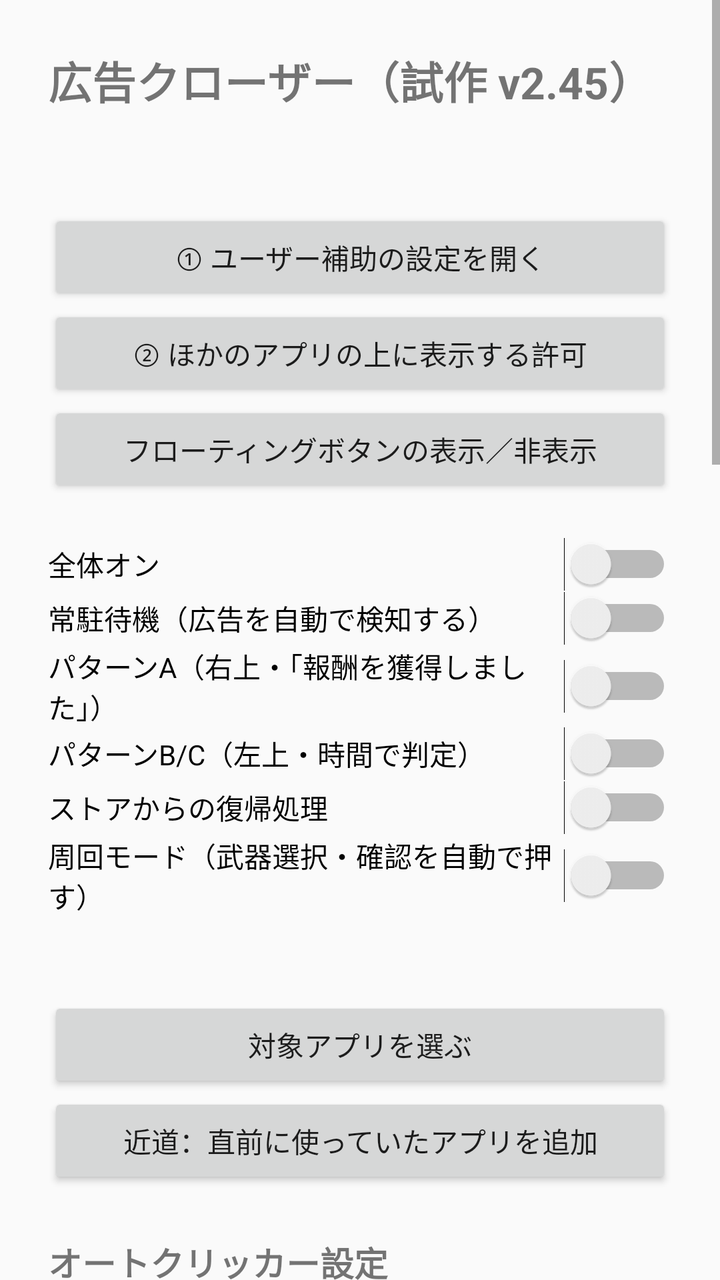
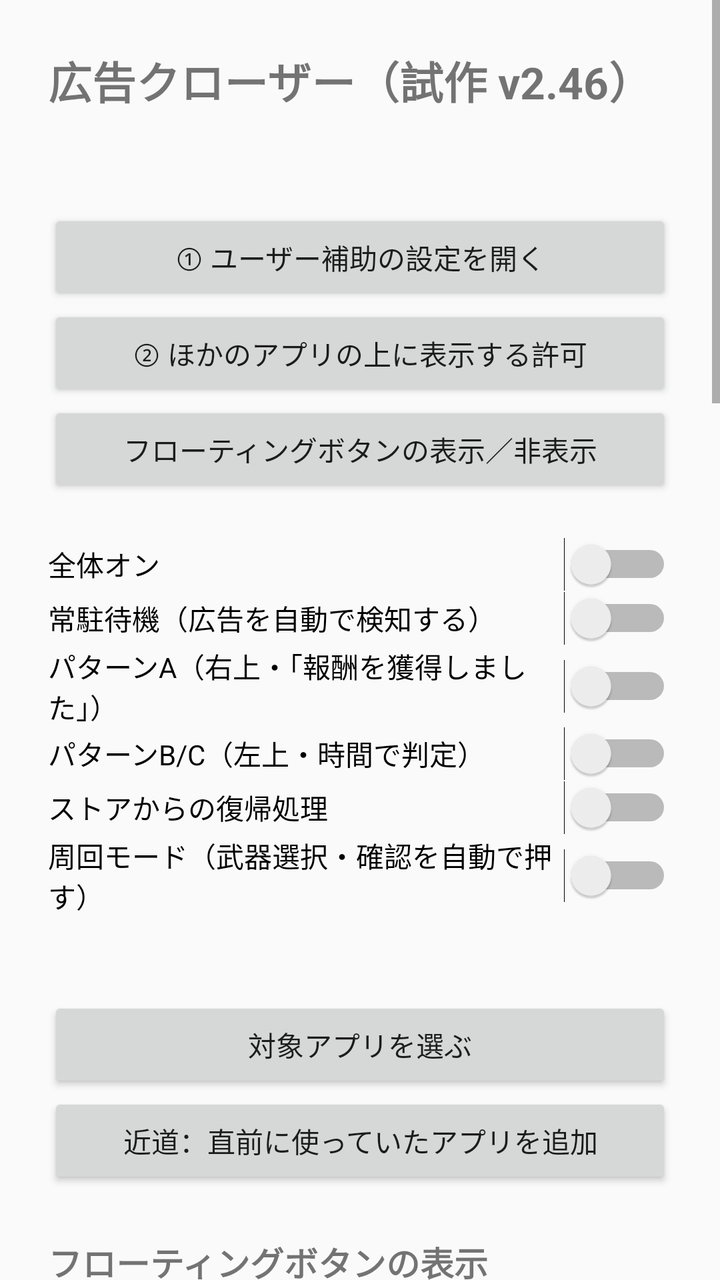

Before-and-after screenshots of an Android layout around one commit, followed by the original layout XML and the change that was made.
<!-- AndroidManifest.xml: application theme android:Theme.Material.Light -->
<!-- res/layout/activity_main.xml -->
<?xml version="1.0" encoding="utf-8"?>
<ScrollView xmlns:android="http://schemas.android.com/apk/res/android"
    android:layout_width="match_parent"
    android:layout_height="match_parent">

    <LinearLayout
        android:layout_width="match_parent"
        android:layout_height="wrap_content"
        android:orientation="vertical"
        android:padding="24dp">

        <TextView
            android:layout_width="wrap_content"
            android:layout_height="wrap_content"
            android:text="広告クローザー（試作 v2.45）"
            android:textSize="22sp"
            android:textStyle="bold" />

        <TextView
            android:id="@+id/statusText"
            android:layout_width="match_parent"
            android:layout_height="wrap_content"
            android:layout_marginTop="12dp"
            android:textSize="15sp" />

        <Button
            android:id="@+id/btnAccessibility"
            android:layout_width="match_parent"
            android:layout_height="wrap_content"
            android:layout_marginTop="16dp"
            android:text="① ユーザー補助の設定を開く" />

        <Button
            android:id="@+id/btnOverlayPerm"
            android:layout_width="match_parent"
            android:layout_height="wrap_content"
            android:text="② ほかのアプリの上に表示する許可" />

        <Button
            android:id="@+id/btnOverlayToggle"
            android:layout_width="match_parent"
            android:layout_height="wrap_content"
            android:text="フローティングボタンの表示／非表示" />

        <Switch
            android:id="@+id/swMaster"
            android:layout_width="match_parent"
            android:layout_height="wrap_content"
            android:layout_marginTop="20dp"
            android:text="全体オン" />

        <Switch
            android:id="@+id/swResident"
            android:layout_width="match_parent"
            android:layout_height="wrap_content"
            android:text="常駐待機（広告を自動で検知する）" />

        <Switch
            android:id="@+id/swPatternA"
            android:layout_width="match_parent"
            android:layout_height="wrap_content"
            android:text="パターンA（右上・「報酬を獲得しました」）" />

        <Switch
            android:id="@+id/swPatternB"
            android:layout_width="match_parent"
            android:layout_height="wrap_content"
            android:text="パターンB/C（左上・時間で判定）" />

        <Switch
            android:id="@+id/swStore"
            android:layout_width="match_parent"
            android:layout_height="wrap_content"
            android:text="ストアからの復帰処理" />

        <Switch
            android:id="@+id/swFarm"
            android:layout_width="match_parent"
            android:layout_height="wrap_content"
            android:text="周回モード（武器選択・確認を自動で押す）" />

        <TextView
            android:id="@+id/targetsText"
            android:layout_width="match_parent"
            android:layout_height="wrap_content"
            android:layout_marginTop="20dp"
            android:textSize="15sp" />

        <Button
            android:id="@+id/btnPickTargets"
            android:layout_width="match_parent"
            android:layout_height="wrap_content"
            android:text="対象アプリを選ぶ" />

        <Button
            android:id="@+id/btnAddLast"
            android:layout_width="match_parent"
            android:layout_height="wrap_content"
            android:text="近道：直前に使っていたアプリを追加" />

        <TextView
            android:layout_width="wrap_content"
            android:layout_height="wrap_content"
            android:layout_marginTop="24dp"
            android:text="オートクリッカー設定"
            android:textSize="17sp"
            android:textStyle="bold" />

        <TextView
            android:layout_width="match_parent"
            android:layout_height="wrap_content"
            android:textSize="14sp"
            android:text="マト（連打する場所）はフローティングボタンの「連打の場所指定」から出してドラッグで合わせます。位置は保存されます。連打中はマトがタップを邪魔しないよう自動で素通り状態になります。" />

        <Switch
            android:id="@+id/swClickerMode"
            android:layout_width="match_parent"
            android:layout_height="wrap_content"
            android:layout_marginTop="8dp"
            android:text="指定方法：回/秒で指定（オフにすると間隔msで指定）" />

        <TextView
            android:id="@+id/clickerLabel"
            android:layout_width="match_parent"
            android:layout_height="wrap_content"
            android:layout_marginTop="8dp"
            android:textSize="15sp" />

        <SeekBar
            android:id="@+id/seekClicker"
            android:layout_width="match_parent"
            android:layout_height="wrap_content" />

        <TextView
            android:id="@+id/jitterLabel"
            android:layout_width="match_parent"
            android:layout_height="wrap_content"
            android:layout_marginTop="8dp"
            android:textSize="15sp" />

        <SeekBar
            android:id="@+id/seekJitter"
            android:layout_width="match_parent"
            android:layout_height="wrap_content"
            android:max="50" />

        <TextView
            android:id="@+id/limitLabel"
            android:layout_width="match_parent"
            android:layout_height="wrap_content"
            android:layout_marginTop="8dp"
            android:textSize="15sp" />

        <SeekBar
            android:id="@+id/seekLimit"
            android:layout_width="match_parent"
            android:layout_height="wrap_content"
            android:max="60" />

        <TextView
            android:id="@+id/pressLabel"
            android:layout_width="match_parent"
            android:layout_height="wrap_content"
            android:layout_marginTop="8dp"
            android:textSize="15sp" />

        <SeekBar
            android:id="@+id/seekPress"
            android:layout_width="match_parent"
            android:layout_height="wrap_content"
            android:max="49" />

        <TextView
            android:id="@+id/guardLabel"
            android:layout_width="match_parent"
            android:layout_height="wrap_content"
            android:layout_marginTop="16dp"
            android:textSize="15sp" />

        <SeekBar
            android:id="@+id/seekGuard"
            android:layout_width="match_parent"
            android:layout_height="wrap_content"
            android:max="50" />

        <TextView
            android:layout_width="match_parent"
            android:layout_height="wrap_content"
            android:layout_marginTop="16dp"
            android:text="使い方：①と②を設定したら、セルサバイバーで広告を見るだけです。常駐待機が広告を検知して、終わったら×を押します。検知できないときは、フローティングボタンの「広告開始」を広告を始めるタイミングで押してください。\n\n安全のため、広告処理で押す場所は画面の隅（右上・左上・ストアの×）だけに限定しています。\n\n対象アプリ（v2.0〜）：広告を閉じる対象は、セルサバイバー＋「対象アプリを選ぶ」でチェックしたアプリだけです。一度チェックすれば保存され、次回からそのまま動きます。「近道」ボタンは、直前に開いていたアプリをそのまま対象に追加します。周回モードはセルサバイバー専用で、広がりません。

周回モード（v0.8〜）：オンの間だけ、セルサバイバーの周回中に止まる画面を色で判別して自動で押します。戦闘中は敵の移動速度が×2になっていない時だけ、左上のアイコンを押して×2にします。対象は「ステータス強化（いちばん強い色のカード。同色は真ん中優先）」「ルーレットの確認→空白をタップ」「勝利の確認」だけです。ステージ選択では何も押さず、バトル開始は手動のままです。フローティングボタンの「周回開始／周回停止」からも切り替えできます。"
            android:textSize="14sp" />

        <TextView
            android:layout_width="wrap_content"
            android:layout_height="wrap_content"
            android:layout_marginTop="24dp"
            android:text="動作ログ"
            android:textSize="17sp"
            android:textStyle="bold" />

        <Button
            android:id="@+id/btnRefreshLog"
            android:layout_width="match_parent"
            android:layout_height="wrap_content"
            android:text="ログを更新" />

        <Button
            android:id="@+id/btnClearLog"
            android:layout_width="match_parent"
            android:layout_height="wrap_content"
            android:text="ログを消す" />

        <TextView
            android:id="@+id/logText"
            android:layout_width="match_parent"
            android:layout_height="wrap_content"
            android:layout_marginTop="8dp"
            android:fontFamily="monospace"
            android:textSize="12sp" />

    </LinearLayout>
</ScrollView>
<!-- resources referenced by this layout -->
<resources>

</resources>

<!-- the commit's change to res/layout/activity_main.xml (unified diff, before → after) -->
@@ -12,7 +12,7 @@
         <TextView
             android:layout_width="wrap_content"
             android:layout_height="wrap_content"
-            android:text="広告クローザー（試作 v2.45）"
+            android:text="広告クローザー（試作 v2.46）"
             android:textSize="22sp"
             android:textStyle="bold" />
 
@@ -97,6 +97,41 @@
             android:layout_width="match_parent"
             android:layout_height="wrap_content"
             android:text="近道：直前に使っていたアプリを追加" />
+
+        <TextView
+            android:layout_width="wrap_content"
+            android:layout_height="wrap_content"
+            android:layout_marginTop="24dp"
+            android:text="フローティングボタンの表示"
+            android:textSize="17sp"
+            android:textStyle="bold" />
+
+        <TextView
+            android:layout_width="match_parent"
+            android:layout_height="wrap_content"
+            android:textSize="14sp"
+            android:text="使う機能の行だけを表示すると、フローティングボタンが小さくなります。「全停止」は緊急停止用に常時表示します。なお、広告を閉じる動作そのものはこの表示と関係なく動きます（止めたいときは上の「全体オン」と「常駐」から）。" />
+
+        <Switch
+            android:id="@+id/swPanelAd"
+            android:layout_width="match_parent"
+            android:layout_height="wrap_content"
+            android:layout_marginTop="8dp"
+            android:text="「広告開始」の行を表示" />
+
+        <Switch
+            android:id="@+id/swPanelFarm"
+            android:layout_width="match_parent"
+            android:layout_height="wrap_content"
+            android:layout_marginTop="8dp"
+            android:text="「周回開始／停止」の行を表示" />
+
+        <Switch
+            android:id="@+id/swPanelClicker"
+            android:layout_width="match_parent"
+            android:layout_height="wrap_content"
+            android:layout_marginTop="8dp"
+            android:text="「連打」の行を表示（場所指定と開始／終了）" />
 
         <TextView
             android:layout_width="wrap_content"
